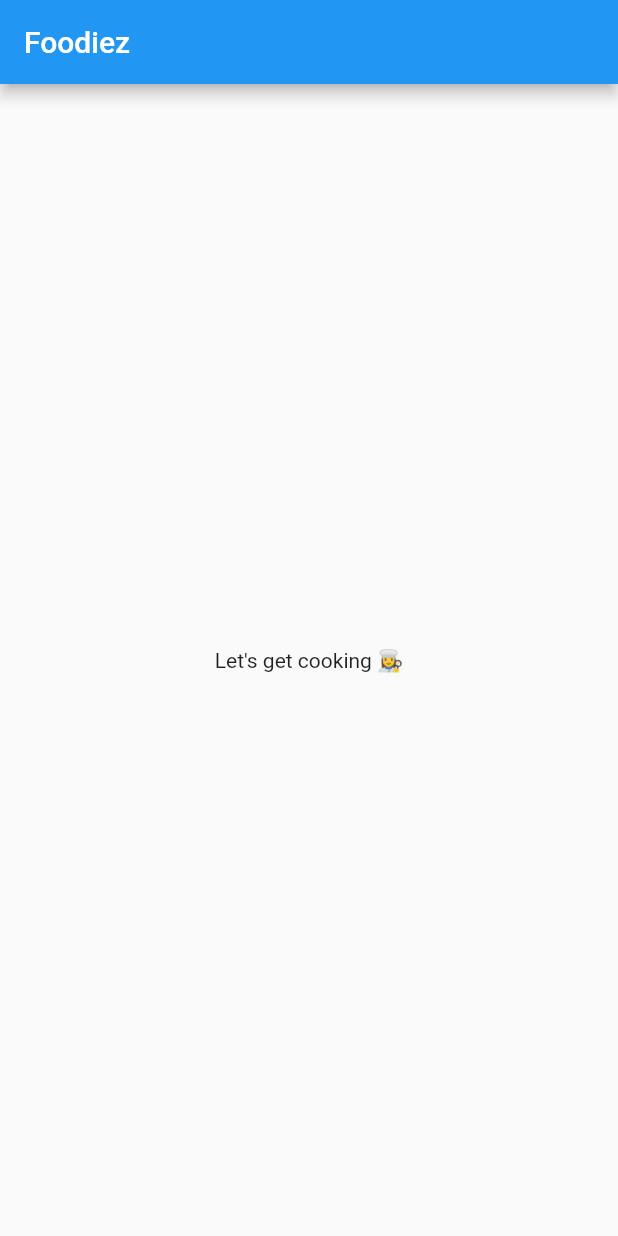
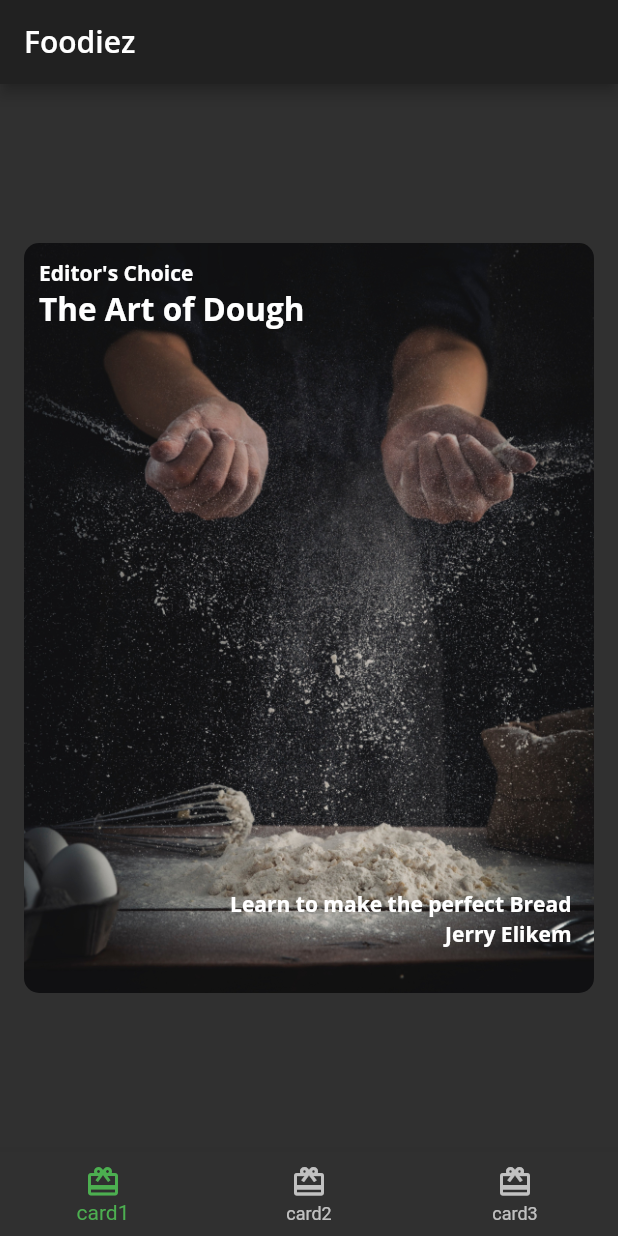
Before and after one commit to JerryAgbesi/Flutter_mini_projects, a Flutter app: the screen it shows after launch, on a phone screen of 412 x 824 dp. Run offline on Flutter 3.47's test engine with Material 2 defaults, Android fonts, the light colour scheme and no system bars; our stand-ins replace google_fonts.

Commit message:
updated Card UI

```diff
--- /dev/null
+++ b/recipez/lib/home.dart
@@ -0,0 +1,65 @@
+import 'package:flutter/material.dart';
+import 'recipez_theme.dart';
+import 'pages/pages.dart';
+
+
+class Home extends StatefulWidget {
+  const Home({Key? key}) : super(key: key);
+
+  @override
+  _HomeState createState() => _HomeState();
+}
+
+class _HomeState extends State<Home> {
+  int _selectedIndex = 0;
+
+  static List<Widget> pages = [
+    const Card1(),
+   const Card2(),
+    Container(
+      color: Colors.green,
+    ),
+  ];
+
+  void _selected(int index) {
+    setState(() {
+      _selectedIndex = index;
+    });
+  }
+
+  @override
+  Widget build(BuildContext context) {
+    return Scaffold(
+      appBar: AppBar(
+        title: Text(
+          'Foodiez',
+          style: Theme.of(context).textTheme.headline6,
+        ),
+      ),
+      body: pages[_selectedIndex],
+      bottomNavigationBar: BottomNavigationBar(
+          currentIndex: _selectedIndex,
+          onTap: _selected,
+          items: const <BottomNavigationBarItem>[
+            BottomNavigationBarItem(
+              icon: Icon(
+                Icons.card_giftcard,
+              ),
+              label: 'card1',
+            ),
+            BottomNavigationBarItem(
+              icon: Icon(
+                Icons.card_giftcard,
+              ),
+              label: 'card2',
+            ),
+            BottomNavigationBarItem(
+              icon: Icon(
+                Icons.card_giftcard,
+              ),
+              label: 'card3',
+            ),
+          ]),
+    );
+  }
+}
--- a/recipez/lib/main.dart
+++ b/recipez/lib/main.dart
@@ -1,5 +1,6 @@
 import 'package:flutter/material.dart';
-
+import 'recipez_theme.dart';
+import 'home.dart';
 void main() {
   runApp(const Foodiez());
 }
@@ -8,11 +9,13 @@ class Foodiez extends StatelessWidget {
   const Foodiez({Key? key}) : super(key: key);
   @override
   Widget build(BuildContext context) {
+    final appTheme = RecipezTheme.dark();
+
     return MaterialApp(
-        title: 'Foodiez',
-        home: Scaffold(
-          appBar: AppBar(title:const Text('Foodiez')),
-          body: const Center(child: Text('Let\'s get cooking 👩‍🍳'))
-        ));
+      debugShowCheckedModeBanner: false,
+      theme: appTheme,
+      title: 'Foodiez',
+      home: Home()
+    );
   }
 }
--- /dev/null
+++ b/recipez/lib/pages/card1.dart
@@ -0,0 +1,54 @@
+import 'package:flutter/material.dart';
+import 'package:recipez/recipez_theme.dart';
+
+class Card1 extends StatelessWidget {
+  const Card1({Key? key}) : super(key: key);
+
+  final category = 'Editor\'s Choice';
+  final title = 'The Art of Dough';
+  final description = 'Learn to make the perfect Bread';
+  final chef = 'Jerry Elikem';
+
+  @override
+  Widget build(BuildContext context) {
+    return Center(
+      child: Container(
+        child: Stack(
+          children: [
+            Positioned(
+              left: 10,
+              top: 10,
+              child: Text(
+                category,
+                style: RecipezTheme.darkTextTheme.bodyText1,
+              ),
+            ),
+            Positioned(
+                top: 30,
+                left: 10,
+                child:
+                    Text(title, style: RecipezTheme.darkTextTheme.headline2)),
+            Positioned(
+                bottom: 50,
+                right: 15,
+                child: Text(description,
+                    style: RecipezTheme.darkTextTheme.bodyText1)),
+            Positioned(
+                bottom: 30,
+                right: 15,
+                child: Text(chef, style: RecipezTheme.darkTextTheme.bodyText1)),
+          ],
+        ),
+        constraints: const BoxConstraints.expand(width: 400, height: 500),
+        margin: const EdgeInsets.all(16),
+        decoration: const BoxDecoration(
+          borderRadius: BorderRadius.all(Radius.circular(10)),
+          image: DecorationImage(
+            fit: BoxFit.cover,
+            image: AssetImage('assets/mag1.png'),
+          ),
+        ),
+      ),
+    );
+  }
+}
--- /dev/null
+++ b/recipez/lib/pages/pages.dart
@@ -0,0 +1,2 @@
+export 'card1.dart';
+export 'card2.dart';
--- /dev/null
+++ b/recipez/lib/recipez_theme.dart
@@ -0,0 +1,103 @@
+import 'package:flutter/material.dart';
+import 'package:google_fonts/google_fonts.dart';
+
+class RecipezTheme {
+  static TextTheme lightTextTheme = TextTheme(
+    bodyText1: GoogleFonts.openSans(
+      fontSize: 14.0,
+      fontWeight: FontWeight.w700,
+      color: Colors.black,
+    ),
+    headline1: GoogleFonts.openSans(
+      fontSize: 32.0,
+      fontWeight: FontWeight.bold,
+      color: Colors.black,
+    ),
+    headline2: GoogleFonts.openSans(
+      fontSize: 21.0,
+      fontWeight: FontWeight.w700,
+      color: Colors.black,
+    ),
+    headline3: GoogleFonts.openSans(
+      fontSize: 16.0,
+      fontWeight: FontWeight.w600,
+      color: Colors.black,
+    ),
+    headline6: GoogleFonts.openSans(
+      fontSize: 20.0,
+      fontWeight: FontWeight.w600,
+      color: Colors.black,
+    ),
+  );
+
+  static TextTheme darkTextTheme = TextTheme(
+    bodyText1: GoogleFonts.openSans(
+      fontSize: 14.0,
+      fontWeight: FontWeight.w700,
+      color: Colors.white,
+    ),
+    headline1: GoogleFonts.openSans(
+      fontSize: 32.0,
+      fontWeight: FontWeight.bold,
+      color: Colors.white,
+    ),
+    headline2: GoogleFonts.openSans(
+      fontSize: 21.0,
+      fontWeight: FontWeight.w700,
+      color: Colors.white,
+    ),
+    headline3: GoogleFonts.openSans(
+      fontSize: 16.0,
+      fontWeight: FontWeight.w600,
+      color: Colors.white,
+    ),
+    headline6: GoogleFonts.openSans(
+      fontSize: 20.0,
+      fontWeight: FontWeight.w600,
+      color: Colors.white,
+    ),
+  );
+
+  static ThemeData light() {
+    return ThemeData(
+      brightness: Brightness.light,
+      checkboxTheme: CheckboxThemeData(
+        fillColor: MaterialStateColor.resolveWith(
+          (states) {
+            return Colors.black;
+          },
+        ),
+      ),
+      appBarTheme: const AppBarTheme(
+        foregroundColor: Colors.black,
+        backgroundColor: Colors.white,
+      ),
+      floatingActionButtonTheme: const FloatingActionButtonThemeData(
+        foregroundColor: Colors.white,
+        backgroundColor: Colors.black,
+      ),
+      bottomNavigationBarTheme: const BottomNavigationBarThemeData(
+        selectedItemColor: Colors.green,
+      ),
+      textTheme: lightTextTheme,
+    );
+  }
+
+  static ThemeData dark() {
+    return ThemeData(
+      brightness: Brightness.dark,
+      appBarTheme: AppBarTheme(
+        foregroundColor: Colors.white,
+        backgroundColor: Colors.grey[900],
+      ),
+      floatingActionButtonTheme: const FloatingActionButtonThemeData(
+        foregroundColor: Colors.white,
+        backgroundColor: Colors.green,
+      ),
+      bottomNavigationBarTheme: const BottomNavigationBarThemeData(
+        selectedItemColor: Colors.green,
+      ),
+      textTheme: darkTextTheme,
+    );
+  }
+}
```
Also changed, not shown: recipez/lib/pages/card2.dart (added, +40 -0 lines), recipez/lib/widgets/AuthorCard.dart (added, +45 -0 lines), recipez/lib/widgets/author_image.dart (added, +24 -0 lines), recipez/pubspec.yaml (+5 -4 lines), recipez/pubspec.lock.
